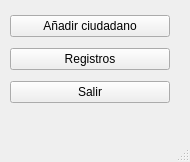
Before: the Qt Designer form ui_files/mainMenu.ui in AgusMaciasITSV/Qt-Proyect, drawn with Qt 5.
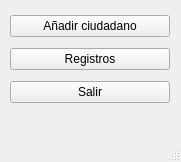
After: the same form once the commit is applied.

What changed in the file:
```diff
--- a/ui_files/mainMenu.ui
+++ b/ui_files/mainMenu.ui
@@ -6,7 +6,7 @@
    <rect>
     <x>0</x>
     <y>0</y>
-    <width>190</width>
+    <width>181</width>
     <height>162</height>
    </rect>
   </property>
```
Left out of the diff: 62 changed lines with no effect on the pictures.
